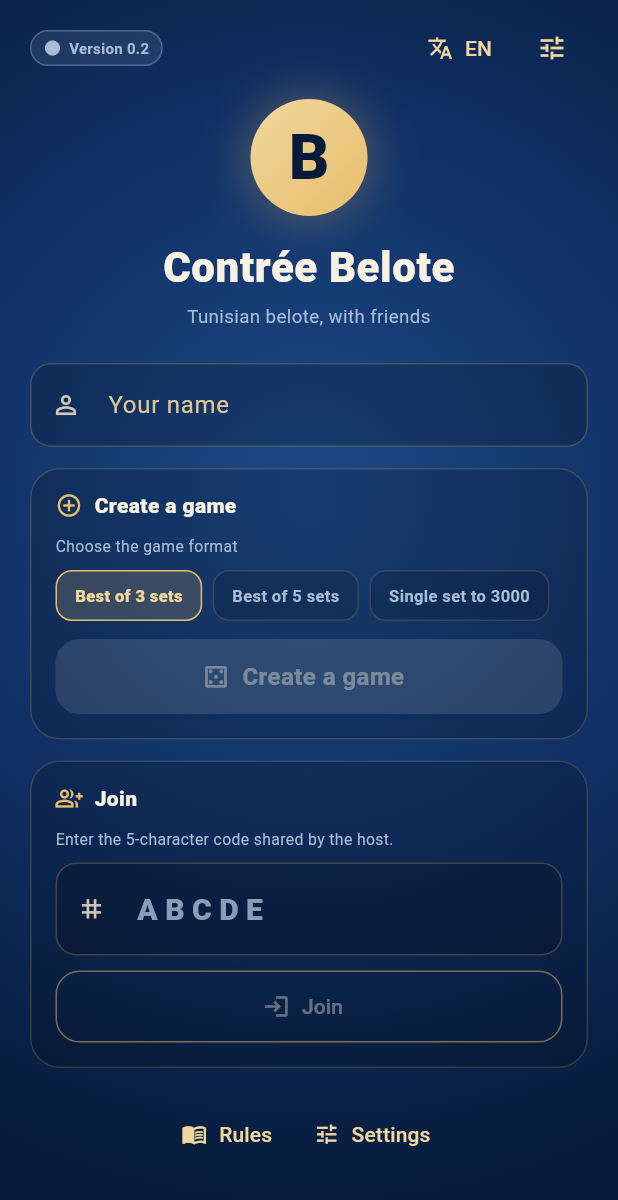
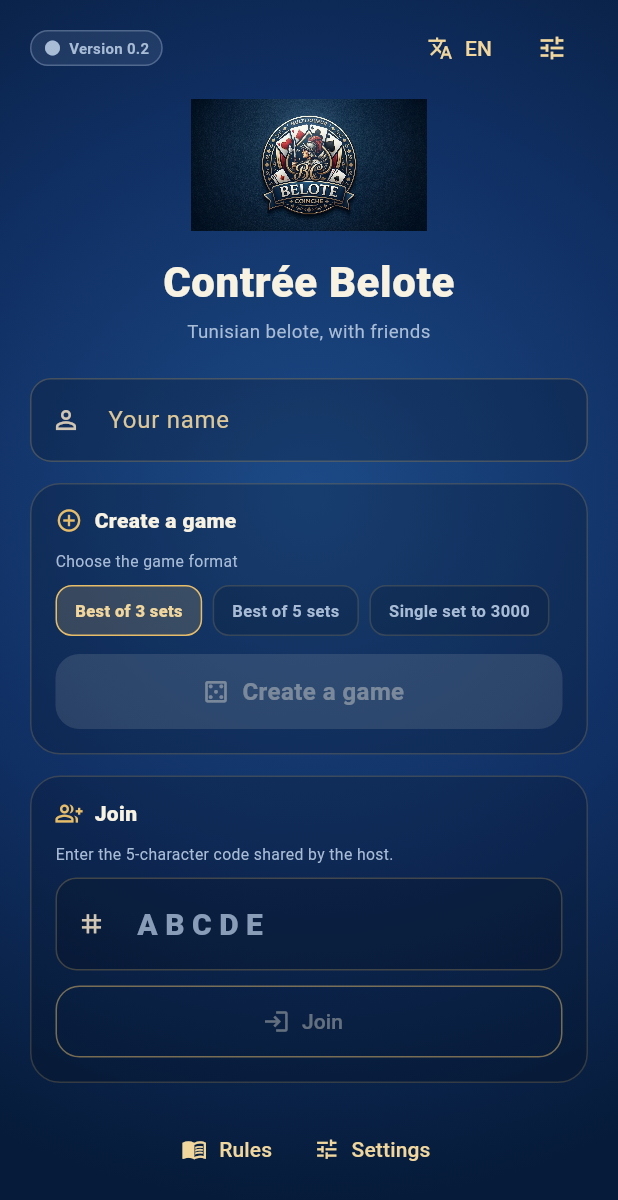
Before and after one commit to borhendkhil/belote, a Flutter app: the screen it shows after launch, on a phone screen of 412 x 824 dp. Shown: the top 1200 px of the screen. Run offline on Flutter 3.47's test engine with Material 3 defaults, Android fonts, the phone set to English and light mode, and no system bars; our stand-ins replace cupertino_ui, material_ui, shared_preferences; statements that could not run were skipped.

Commit message:
Polish table header: persistent score table, app logo and calm hand

```diff
--- a/apps/bellote_app/lib/core/l10n.dart
+++ b/apps/bellote_app/lib/core/l10n.dart
@@ -263,6 +263,8 @@ class L10n {
     'scoreHistory': 'Parties précédentes',
     'noDealsYet': 'Aucune donne terminée',
     'dealShort': 'Donne {number}',
+    'dealNumberShort': 'D{number}',
+    'totalScoreLabel': 'Total',
     'setWon': 'Set remporté',
     'belle': 'Belle',
     'matchWon': 'Victoire !',
@@ -507,6 +509,8 @@ class L10n {
     'scoreHistory': 'Previous games',
     'noDealsYet': 'No completed deals yet',
     'dealShort': 'Deal {number}',
+    'dealNumberShort': 'D{number}',
+    'totalScoreLabel': 'Total',
     'setWon': 'Set won',
     'belle': 'Decider',
     'matchWon': 'Victory!',
--- a/apps/bellote_app/lib/core/theme.dart
+++ b/apps/bellote_app/lib/core/theme.dart
@@ -10,6 +10,22 @@ abstract final class AppTheme {
   static const ink = Color(0xFF16211C);
   static const red = Color(0xFFB3261E);
   static const muted = Color(0xFFA9BCD6);
+
+  /// Police manuscrite utilisée pour la feuille de score : le joueur a
+  /// l'impression d'avoir lui-même écrit les points sur le tapis.
+  static const handwritingFont = 'Caveat';
+
+  static TextStyle handwriting({
+    double size = 15,
+    Color color = cream,
+    FontWeight weight = FontWeight.w600,
+  }) =>
+      TextStyle(
+        fontFamily: handwritingFont,
+        color: color,
+        fontSize: size,
+        fontWeight: weight,
+      );
 
   static ThemeData dark() {
     final scheme = ColorScheme.fromSeed(
--- a/apps/bellote_app/lib/screens/home_screen.dart
+++ b/apps/bellote_app/lib/screens/home_screen.dart
@@ -4,6 +4,7 @@ import 'package:flutter/services.dart';
 import '../core/l10n.dart';
 import '../core/theme.dart';
 import '../net/game_client.dart';
+import '../widgets/app_logo.dart';
 import '../widgets/common.dart';
 import '../widgets/rules_sheet.dart';
 import '../widgets/settings_sheet.dart';
@@ -95,38 +96,7 @@ class _HomeScreenState extends State<HomeScreen> {
                         ],
                       ),
                       const SizedBox(height: 10),
-                      Center(
-                        child: Container(
-                          width: 78,
-                          height: 78,
-                          decoration: BoxDecoration(
-                            shape: BoxShape.circle,
-                            gradient: const LinearGradient(
-                              begin: Alignment.topLeft,
-                              end: Alignment.bottomRight,
-                              colors: [AppTheme.goldSoft, AppTheme.gold],
-                            ),
-                            boxShadow: [
-                              BoxShadow(
-                                color: AppTheme.gold.withValues(alpha: 0.32),
-                                blurRadius: 26,
-                                spreadRadius: 2,
-                              ),
-                            ],
-                          ),
-                          child: const Center(
-                            child: Text(
-                              'B',
-                              style: TextStyle(
-                                color: AppTheme.feltDeep,
-                                fontSize: 42,
-                                fontWeight: FontWeight.w900,
-                                height: 1,
-                              ),
-                            ),
-                          ),
-                        ),
-                      ),
+                      const Center(child: AppLogo(height: 88)),
                       const SizedBox(height: 14),
                       Text(
                         l10n.t('appTitle'),
--- a/apps/bellote_app/lib/screens/lobby_screen.dart
+++ b/apps/bellote_app/lib/screens/lobby_screen.dart
@@ -5,6 +5,7 @@ import '../core/l10n.dart';
 import '../core/theme.dart';
 import '../models/room_info.dart';
 import '../net/game_client.dart';
+import '../widgets/app_logo.dart';
 import '../widgets/chat_sheet.dart';
 import '../widgets/common.dart';
 import '../widgets/rules_sheet.dart';
@@ -173,6 +174,8 @@ class _LobbyTopBar extends StatelessWidget {
             icon: const Icon(Icons.arrow_back),
             color: AppTheme.muted,
           ),
+          const AppLogo(height: 28),
+          const SizedBox(width: 6),
           Expanded(
             child: Column(
               crossAxisAlignment: CrossAxisAlignment.start,
--- /dev/null
+++ b/apps/bellote_app/lib/widgets/app_logo.dart
@@ -0,0 +1,25 @@
+import 'package:material_ui/material_ui.dart';
+
+import '../core/l10n.dart';
+
+/// Logo officiel de Belote, utilisé sur toutes les pages de l'application.
+class AppLogo extends StatelessWidget {
+  const AppLogo({super.key, this.height = 34});
+
+  final double height;
+
+  static const String asset = 'assets/images/belote-logo.jpeg';
+
+  @override
+  Widget build(BuildContext context) {
+    return Semantics(
+      label: L10n.of(context).t('appTitle'),
+      child: Image.asset(
+        asset,
+        height: height,
+        fit: BoxFit.contain,
+        filterQuality: FilterQuality.high,
+      ),
+    );
+  }
+}
```
Also changed, not shown: apps/bellote_app/assets/fonts/OFL-Caveat.txt (added, +93 -0 lines), apps/bellote_app/lib/screens/table_screen.dart (+36 -18 lines), apps/bellote_app/lib/widgets/player_pod.dart (+23 -20 lines), apps/bellote_app/lib/widgets/score_sheet.dart (+27 -28 lines), apps/bellote_app/lib/widgets/score_table.dart (added, +126 -0 lines), apps/bellote_app/pubspec.yaml (+7 -1 lines), apps/bellote_app/assets/fonts/Caveat-Regular.ttf (added), apps/bellote_app/assets/images/belote-logo.jpeg (added), 3 other files.
